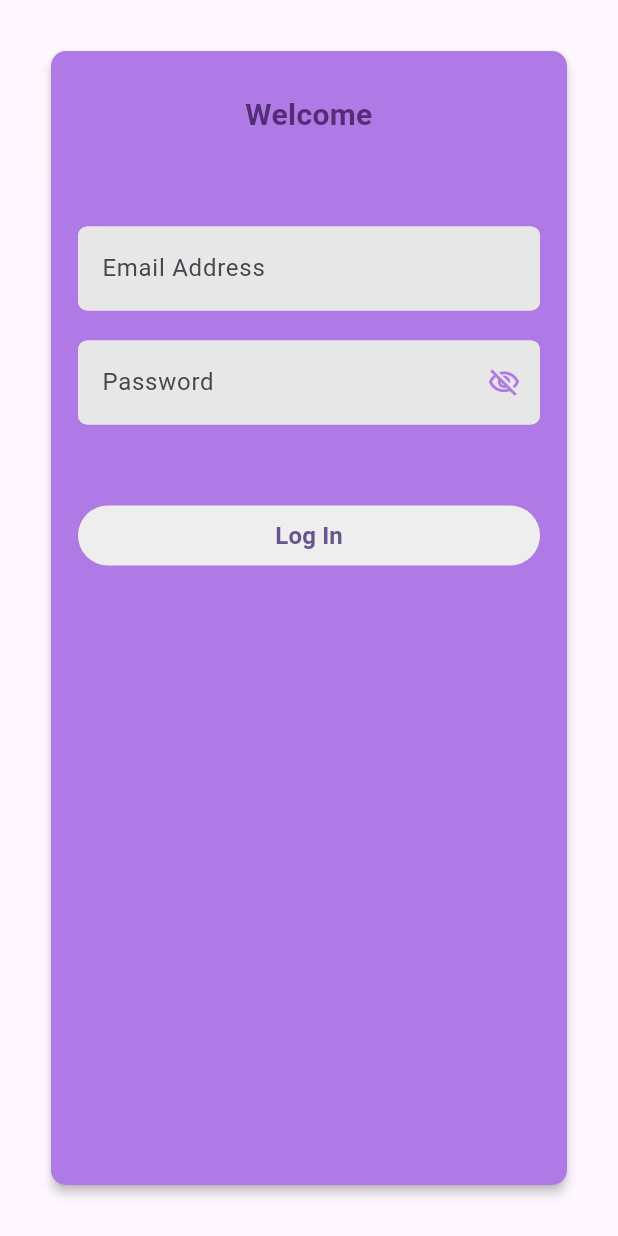
After one commit to serix123/reservation-frontend, a Flutter app: the LoginScreen screen opened directly, on a phone screen of 412 x 824 dp. The commit adds this screen. Run offline on Flutter 3.47's test engine with Material 3 defaults, Android fonts, the light colour scheme and no system bars; network calls fail.

Commit message:
Initial Application with navigations
Todo: add screens, auth, general state handler

```diff
--- /dev/null
+++ b/lib/Data/Models/employee.model.dart
@@ -0,0 +1,21 @@
+class Employee {
+  int id;
+  String firstName;
+  String lastName;
+  int? immediateHead;
+  Employee? immediateHeadDetails;
+  int? department;
+
+  Employee({required this.id, required this.firstName, required this.lastName, this.immediateHead,this.immediateHeadDetails, this.department});
+
+  factory Employee.fromJson(Map<String, dynamic> json) {
+    return Employee(
+      id: json['id'],
+      firstName: json['first_name'],
+      lastName: json['last_name'],
+      immediateHead: json['immediate_head'],
+      immediateHeadDetails: json['immediate_head_details']!= null ? Employee.fromJson(json['immediate_head_details']) : null,
+      department: json['department'],
+    );
+  }
+}
--- /dev/null
+++ b/lib/Presentation/Modules/Authentication/login.view.dart
@@ -0,0 +1,175 @@
+import 'package:flutter/material.dart';
+import 'package:online_reservation/Presentation/Modules/Widgets/textFieldForm.widget.dart';
+import 'package:online_reservation/config/app.color.dart';
+import 'package:online_reservation/config/app.text.dart';
+
+class LoginScreen extends StatefulWidget {
+  static const String screen_id = "/login";
+  const LoginScreen({super.key});
+
+  @override
+  State<LoginScreen> createState() => _LoginScreenState();
+}
+
+class _LoginScreenState extends State<LoginScreen> {
+  TextEditingController? _textEditingController1, _textEditingController2;
+  late String _email, _password;
+  late bool _pwVisible, _isLoading;
+
+  @override
+  void initState() {
+    // TODO: implement initState
+    super.initState();
+    _textEditingController1 = TextEditingController();
+    _textEditingController2 = TextEditingController();
+    _pwVisible = true;
+    _isLoading = false;
+  }
+
+  @override
+  void dispose() {
+    // TODO: implement dispose
+    _textEditingController1?.dispose();
+    _textEditingController2?.dispose();
+    super.dispose();
+  }
+
+  @override
+  Widget build(BuildContext context) {
+    final currentWidth = MediaQuery.of(context).size.width;
+    final currentHeight = MediaQuery.of(context).size.height;
+    return Scaffold(
+      body: SafeArea(
+          child: Container(
+        width: currentWidth,
+        height: currentHeight,
+        child: Padding(
+          padding: const EdgeInsetsDirectional.fromSTEB(30, 30, 30, 30),
+          child: Card(
+              clipBehavior: Clip.antiAliasWithSaveLayer,
+              color: kPurpleLight,
+              elevation: 3,
+              shape: RoundedRectangleBorder(
+                borderRadius: BorderRadius.circular(10),
+              ),
+              child: Padding(
+                padding: const EdgeInsetsDirectional.fromSTEB(8, 8, 8, 8),
+                child: SingleChildScrollView(
+                  child: Column(
+                    mainAxisSize: MainAxisSize.max,
+                    mainAxisAlignment: MainAxisAlignment.center,
+                    crossAxisAlignment: CrossAxisAlignment.stretch,
+                    children: [
+                      const Padding(
+                        padding: EdgeInsetsDirectional.fromSTEB(0, 20, 0, 20),
+                        child: Text(
+                          "Welcome",
+                          textAlign: TextAlign.center,
+                          style: TextStyle(
+                              fontSize: 20,
+                              fontWeight: FontWeight.bold,
+                              color: kPurpleDark),
+                        ),
+                      ),
+                      Form(
+                        child: Column(
+                          children: [
+                            Padding(
+                              padding: const EdgeInsetsDirectional.fromSTEB(
+                                  10, 40, 10, 10),
+                              child: CustomTextFormField(
+                                textEditingController: _textEditingController1,
+                                labelText: 'Email Address',
+                                hintText: "example@southville.edu.ph",
+                                suffixIcon:
+                                    _textEditingController1!.text.isNotEmpty
+                                        ? InkWell(
+                                            onTap: () async {
+                                              _textEditingController1?.clear();
+                                              // setState(() {});
+                                            },
+                                            child: const Icon(
+                                              Icons.clear,
+                                              color: kPurpleLight,
+                                              size: 22,
+                                            ),
+                                          )
+                                        : null,
+                                onChanged: (value) =>
+                                    {setState(() => _email = value)},
+                                validator: (val) {
+                                  if (val == null || val.isEmpty) {
+                                    return 'Field is required';
+                                  }
+                                  if (!RegExp(
+                                          r"^[a-zA-Z0-9.a-zA-Z0-9.!#$%&'*+-/=?^_`{|}~]+@[a-zA-Z0-9]+\.[a-zA-Z]+")
+                                      .hasMatch(val)) {
+                                    return 'Has to be a valid email address.';
+                                  }
+                                  return null;
+                                },
+                              ),
+                            ),
+                            Padding(
+                              padding: const EdgeInsetsDirectional.fromSTEB(
+                                  10, 10, 10, 10),
+                              child: CustomTextFormField(
+                                textEditingController: _textEditingController2,
+                                obscureText: _pwVisible,
+                                labelText: 'Password',
+                                hintText: "**********",
+                                suffixIcon:InkWell(
+                                  onTap: () {
+                                    setState(() {
+                                      _pwVisible = !_pwVisible;
+                                    });
+                                  },
+                                  child: Icon(
+                                    _pwVisible
+                                        ? Icons.visibility_off_outlined
+                                        : Icons.visibility_outlined,
+                                    color: kPurpleLight,
+                                    size: 22,
+                                  ),
+                                ),
+                                onChanged: (value) =>
+                                    setState(() => _password = value),
+                                validator: (val) {
+                                  if (val == null || val.isEmpty) {
+                                    return 'Field is required';
+                                  }
+                                  return null;
+                                },
+                              ),
+                            ),
+                          ],
+                        ),
+                      ),
+                      Padding(
+                        padding: const EdgeInsetsDirectional.fromSTEB(
+                            10, 40, 10, 10),
+                        child: _isLoading
+                            ? CircularProgressIndicator()
+                            : TextButton(
+                                onPressed: () {},
+                                style: TextButton.styleFrom(
+                                    backgroundColor: kBackgroundGrey,
+                                    padding: const EdgeInsets.symmetric(
+                                        horizontal: 16)),
+                                child: const Text(
+                                  "Log In",
+                                  style: TextStyle(
+                                      fontSize: 16,
+                                      fontWeight: FontWeight.bold),
+                                ),
+                              ),
+                      ),
+                    ],
+                  ),
+                ),
+              )),
+        ),
+      )),
+    );
+  }
+}
--- /dev/null
+++ b/lib/Presentation/Modules/Employee/employee.viewmodel.dart
@@ -0,0 +1,35 @@
+import 'package:flutter/material.dart';
+import 'package:online_reservation/Data/API%20Services/employee.service.dart';
+import 'package:online_reservation/Data/Models/employee.model.dart';
+
+
+class EmployeeViewModel extends ChangeNotifier {
+  final ApiService _apiService = ApiService();
+
+  List<Employee> _employees = [];
+  List<Employee> get employees => _employees;
+
+  bool _isLoading = true;
+  bool get isLoading => _isLoading;
+
+  String _errorMessage = '';
+  String get errorMessage => _errorMessage;
+
+  Future<void> fetchEmployees() async {
+    _isLoading = true;
+    print('_isLoading: $_isLoading');
+    notifyListeners();
+
+    try {
+      _employees = await _apiService.fetchEmployees();
+      _errorMessage = '';
+    } catch (e) {
+      _errorMessage = e.toString();
+      _employees = [];
+    } finally {
+      _isLoading = false;
+      print('_isLoading: $_isLoading');
+      notifyListeners();
+    }
+  }
+}
--- /dev/null
+++ b/lib/Presentation/Modules/Widgets/textFieldForm.widget.dart
@@ -0,0 +1,60 @@
+import 'package:flutter/material.dart';
+import 'package:online_reservation/config/app.color.dart';
+
+class CustomTextFormField extends StatelessWidget {
+  const CustomTextFormField({
+    super.key,
+    required TextEditingController? textEditingController,
+    this.suffixIcon,
+    this.onChanged, this.validator, this.labelText, this.hintText, this.obscureText = false,
+  }) : _textEditingController = textEditingController;
+
+  final TextEditingController? _textEditingController;
+  final Widget? suffixIcon;
+  final ValueChanged<String>? onChanged;
+  final Function(String?)? validator;
+  final String? labelText;
+  final String? hintText;
+  final bool obscureText;
+
+  @override
+  Widget build(BuildContext context) {
+    return TextFormField(
+      keyboardType: TextInputType.emailAddress,
+      controller: _textEditingController,
+      obscureText: obscureText,
+      decoration: InputDecoration(
+        labelText: labelText,
+        hintText: hintText,
+        filled: true,
+        fillColor: kDefaultLightGrey,
+        suffixIcon: suffixIcon,
+        enabledBorder: OutlineInputBorder(
+          borderSide: const BorderSide(
+            color: kDefaultLightGrey,
+            width: 2,
+          ),
+          borderRadius: BorderRadius.circular(6),
+        ),
+        errorBorder: OutlineInputBorder(
+          borderSide: const BorderSide(
+              color: error, width: 2),
+          borderRadius: BorderRadius.circular(6),
+        ),
+        focusedErrorBorder: OutlineInputBorder(
+          borderSide: const BorderSide(
+              color: error, width: 2),
+          borderRadius: BorderRadius.circular(6),
+        ),
+        focusedBorder: OutlineInputBorder(
+          borderSide: const BorderSide(
+              color: kPurpleDark, width: 2),
+          borderRadius: BorderRadius.circular(6),
+        ),
+      ),
+      onChanged: onChanged,
+      // setState(() => _email = value),
+      validator: (val) =>validator!(val),
+    );
+  }
+}
--- /dev/null
+++ b/lib/config/host.dart
@@ -0,0 +1,3 @@
+const String hostURL = "http://127.0.0.1:8000/api/";
+const String appURL = "${hostURL}reservation/";
+const String authURL = "${hostURL}auth/";
--- a/pubspec.yaml
+++ b/pubspec.yaml
@@ -30,6 +30,8 @@ environment:
 dependencies:
   flutter:
     sdk: flutter
+  http: ^1.2.1
+  provider: ^6.1.2
 
 
   # The following adds the Cupertino Icons font to your application.
```
Also changed, not shown: lib/Data/API Services/employee.service.dart (added, +24 -0 lines), lib/Presentation/Modules/Employee/employee.view.dart (added, +67 -0 lines), lib/Presentation/route/route.generator.dart (renamed from lib/route/route.generator.dart, +8 -1 lines), lib/config/app.color.dart (+19 -0 lines), lib/config/app.text.dart (+7 -0 lines), lib/main.dart (+18 -6 lines), lib/Data/API Services/auth.service.dart (added), lib/Data/Models/auth.model.dart (added), pubspec.lock, 1 other file.
